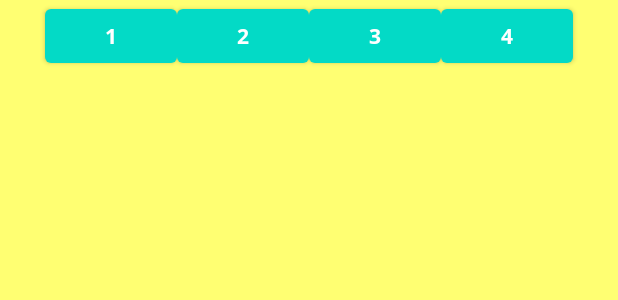
After one commit to ip-droid/PiK4A, an Android app: the layout lesson_4_layout.xml on its own in the app's theme, with its tools: preview values and no code run, on a phone screen of 412 x 824 dp. The commit adds this screen. Shown: the top 300 px of the screen. Run offline under Robolectric (Android 15) with nearby library versions, the phone set to English and light mode, and no system bars.

Commit message:
Добавил Chain

```diff
--- a/app/src/main/java/com/google/pik4a/homework_three/NasaFragment.kt
+++ b/app/src/main/java/com/google/pik4a/homework_three/NasaFragment.kt
@@ -88,11 +88,12 @@ class NasaFragment: Fragment() {
                 R.drawable.ic_baseline_error_24
             }
             is PictureOfTheDayData.Loading -> {
-                R.drawable.ic_baseline_downloading_24
+                binding.imageView.load(R.drawable.progress_image_animation)
             }
             is PictureOfTheDayData.Success -> {
                 binding.imageView.load(data.serverResponseData.url) {
                     error(R.drawable.ic_load_error_vector)
+                    placeholder(R.drawable.progress_image_animation)
                 }
                 binding.includeLayout.bottomSheetDescriptionHeader.text =
                     data.serverResponseData.explanation
--- a/app/src/main/java/com/google/pik4a/view/MainActivity.kt
+++ b/app/src/main/java/com/google/pik4a/view/MainActivity.kt
@@ -15,7 +15,7 @@ class MainActivity : AppCompatActivity() {
 
 
         if(savedInstanceState==null){
-            supportFragmentManager.beginTransaction().replace(R.id.container, NasaFragment.newInstance()).commit()
+            supportFragmentManager.beginTransaction().replace(R.id.container, PODFragment.newInstance()).commit()
         }
 
 
--- /dev/null
+++ b/app/src/main/res/drawable/progress_image_animation.xml
@@ -0,0 +1,9 @@
+<?xml version="1.0" encoding="utf-8"?>
+<layer-list xmlns:android="http://schemas.android.com/apk/res/android">
+    <item android:gravity="center">
+        <animated-rotate
+            android:pivotX="50%"
+            android:pivotY="50%"
+            android:drawable="@drawable/progress_image"/>
+    </item>
+</layer-list>
--- /dev/null
+++ b/app/src/main/res/layout/lesson_4_layout.xml
@@ -0,0 +1,60 @@
+<?xml version="1.0" encoding="utf-8"?>
+<androidx.constraintlayout.widget.ConstraintLayout xmlns:android="http://schemas.android.com/apk/res/android"
+    xmlns:app="http://schemas.android.com/apk/res-auto"
+    xmlns:tools="http://schemas.android.com/tools"
+    android:layout_width="match_parent"
+    android:layout_height="match_parent">
+
+
+    <androidx.constraintlayout.widget.Guideline
+        android:id="@+id/gl1"
+        android:layout_width="wrap_content"
+        android:layout_height="wrap_content"
+        android:orientation="vertical"
+        app:layout_constraintGuide_percent="0.3" />
+
+    <androidx.constraintlayout.widget.Guideline
+        android:id="@+id/gl2"
+        android:layout_width="wrap_content"
+        android:layout_height="wrap_content"
+        android:orientation="horizontal"
+        app:layout_constraintGuide_percent="0.2" />
+
+    <Button
+        android:id="@+id/btn1"
+        android:layout_width="wrap_content"
+        android:layout_height="wrap_content"
+        android:text="1"
+        app:layout_constraintEnd_toStartOf="@+id/btn2"
+        app:layout_constraintHorizontal_bias="0.5"
+        app:layout_constraintHorizontal_chainStyle="packed"
+        app:layout_constraintStart_toStartOf="parent" />
+
+    <Button
+        android:id="@+id/btn2"
+        android:layout_width="wrap_content"
+        android:layout_height="wrap_content"
+        android:text="2"
+        app:layout_constraintEnd_toStartOf="@+id/btn3"
+        app:layout_constraintHorizontal_bias="0.5"
+        app:layout_constraintStart_toEndOf="@+id/btn1" />
+
+    <Button
+        android:id="@+id/btn3"
+        android:layout_width="wrap_content"
+        android:layout_height="wrap_content"
+        android:text="3"
+        app:layout_constraintEnd_toStartOf="@id/btn4"
+        app:layout_constraintHorizontal_bias="0.5"
+        app:layout_constraintStart_toEndOf="@+id/btn2" />
+
+    <Button
+        android:id="@+id/btn4"
+        android:layout_width="wrap_content"
+        android:layout_height="wrap_content"
+        android:text="4"
+        app:layout_constraintEnd_toEndOf="parent"
+        app:layout_constraintHorizontal_bias="0.5"
+        app:layout_constraintStart_toEndOf="@+id/btn3" />
+
+</androidx.constraintlayout.widget.ConstraintLayout>
```
Also changed, not shown: app/src/main/res/drawable/progress_image.png (added).
